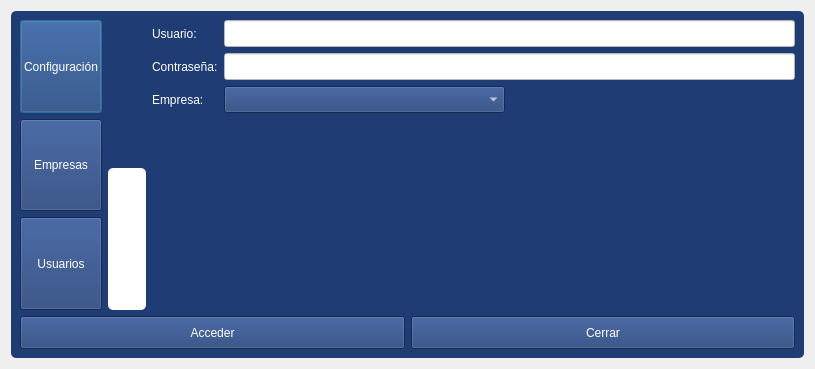
First picture: the form in login.ui, repository arcnexus/RedFoX, before the edit.
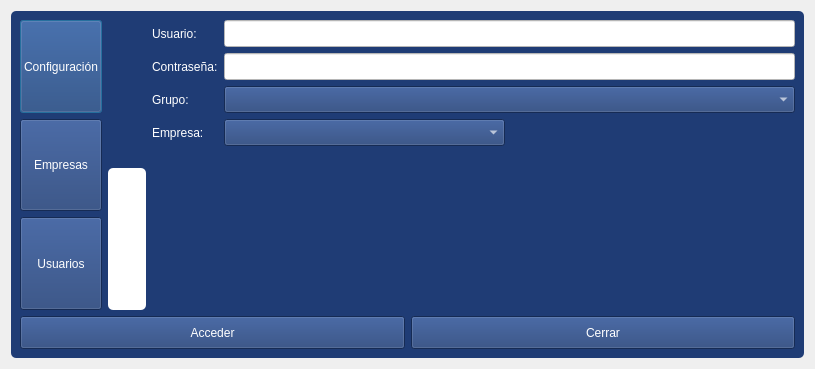
Second picture: the form after the edit. Icons and pictures are not drawn.

Commit message: Inicio Grupo de empresas

Patch:
```diff
--- a/login.ui
+++ b/login.ui
@@ -872,6 +872,29 @@
           </property>
          </widget>
         </item>
+        <item row="2" column="0">
+         <widget class="QLabel" name="label_8">
+          <property name="styleSheet">
+           <string notr="true">color: rgb(255, 255, 255);</string>
+          </property>
+          <property name="text">
+           <string>Grupo:</string>
+          </property>
+         </widget>
+        </item>
+        <item row="2" column="1">
+         <widget class="QComboBox" name="comboGroup">
+          <property name="minimumSize">
+           <size>
+            <width>0</width>
+            <height>27</height>
+           </size>
+          </property>
+          <property name="styleSheet">
+           <string notr="true">color: rgb(255, 255, 255);</string>
+          </property>
+         </widget>
+        </item>
        </layout>
       </item>
       <item row="1" column="0" colspan="3">
```
The commit also changes 7 other files.
